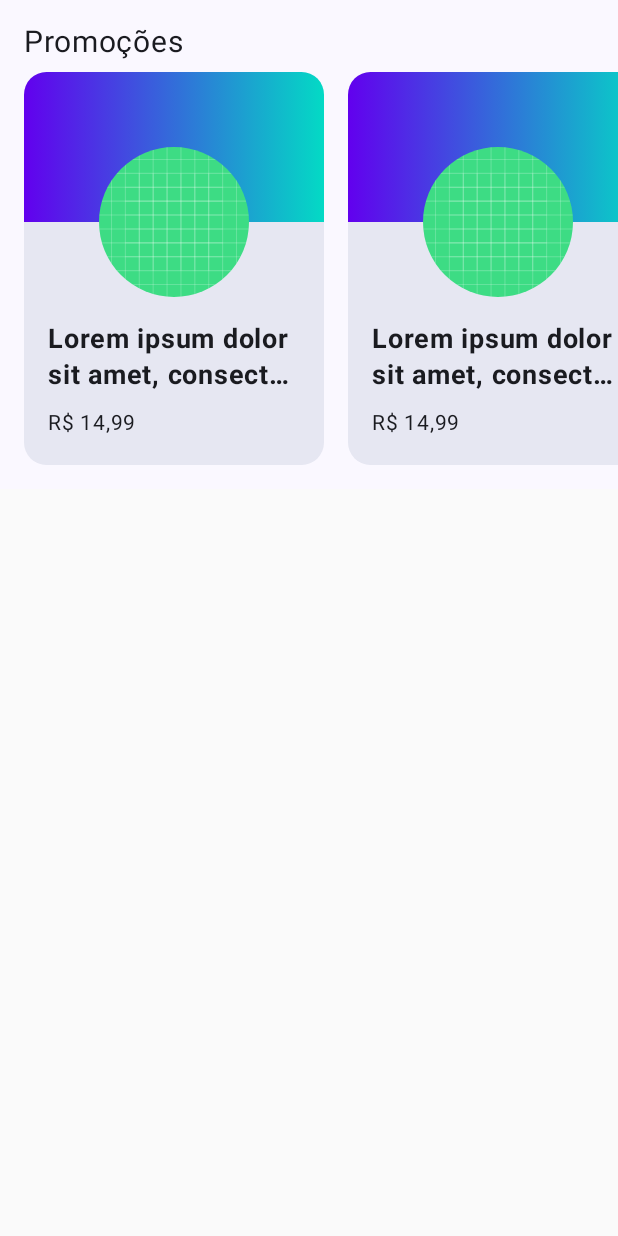
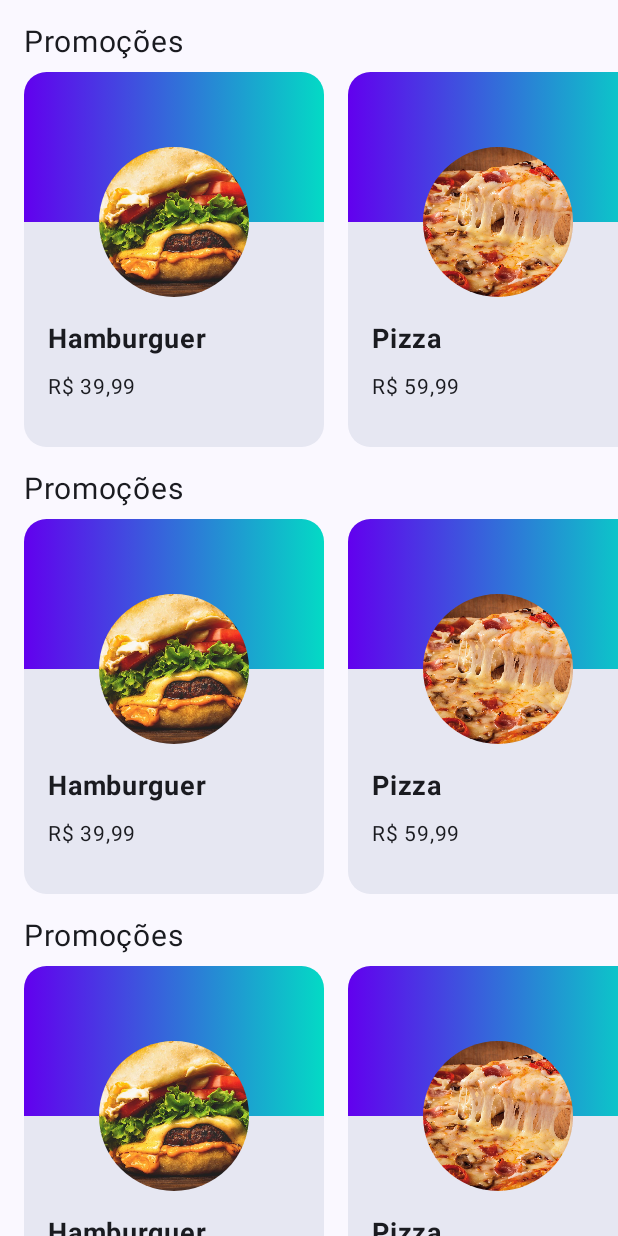
Before and after one commit to matheusfinamor1/JetpackCompose_CriandoUmAppAndroid, an Android app built with Jetpack Compose: the screen it shows after launch (MainActivity), on a phone screen of 412 x 824 dp. Run offline under Robolectric (Android 15) with nearby library versions, the phone set to English and light mode, and no system bars.

```diff
--- a/app/src/main/java/com/example/jetpackcompose_criandoumappandroid/MainActivity.kt
+++ b/app/src/main/java/com/example/jetpackcompose_criandoumappandroid/MainActivity.kt
@@ -11,6 +11,7 @@ import androidx.compose.foundation.layout.Box
 import androidx.compose.foundation.layout.Column
 import androidx.compose.foundation.layout.Row
 import androidx.compose.foundation.layout.Spacer
+import androidx.compose.foundation.layout.fillMaxSize
 import androidx.compose.foundation.layout.fillMaxWidth
 import androidx.compose.foundation.layout.height
 import androidx.compose.foundation.layout.heightIn
@@ -21,6 +22,7 @@ import androidx.compose.foundation.layout.width
 import androidx.compose.foundation.rememberScrollState
 import androidx.compose.foundation.shape.CircleShape
 import androidx.compose.foundation.shape.RoundedCornerShape
+import androidx.compose.foundation.verticalScroll
 import androidx.compose.material3.Surface
 import androidx.compose.material3.Text
 import androidx.compose.runtime.Composable
@@ -28,6 +30,7 @@ import androidx.compose.ui.Alignment.Companion.BottomCenter
 import androidx.compose.ui.Modifier
 import androidx.compose.ui.draw.clip
 import androidx.compose.ui.graphics.Brush
+import androidx.compose.ui.layout.ContentScale
 import androidx.compose.ui.res.painterResource
 import androidx.compose.ui.text.font.FontWeight
 import androidx.compose.ui.text.style.TextOverflow
@@ -35,18 +38,37 @@ import androidx.compose.ui.tooling.preview.Preview
 import androidx.compose.ui.tooling.preview.datasource.LoremIpsum
 import androidx.compose.ui.unit.dp
 import androidx.compose.ui.unit.sp
+import com.example.jetpackcompose_criandoumappandroid.extensions.toBrazilianCurrency
+import com.example.jetpackcompose_criandoumappandroid.model.Product
 import com.example.jetpackcompose_criandoumappandroid.ui.theme.JetpackCompose_CriandoUmAppAndroidTheme
 import com.example.jetpackcompose_criandoumappandroid.ui.theme.Purple500
 import com.example.jetpackcompose_criandoumappandroid.ui.theme.Teal200
+import java.math.BigDecimal
 
 class MainActivity : ComponentActivity() {
     override fun onCreate(savedInstanceState: Bundle?) {
         super.onCreate(savedInstanceState)
         setContent {
-            JetpackCompose_CriandoUmAppAndroidTheme {
-                Surface {
-                    ProductsSection()
-                }
+            App()
+        }
+    }
+}
+
+@Composable
+fun App() {
+    JetpackCompose_CriandoUmAppAndroidTheme {
+        Surface {
+            Column(
+                modifier = Modifier
+                    .fillMaxSize()
+                    .verticalScroll(rememberScrollState()),
+                verticalArrangement = Arrangement.spacedBy(16.dp)
+            ) {
+                Spacer(modifier = Modifier)
+                ProductsSection()
+                ProductsSection()
+                ProductsSection()
+                Spacer(modifier = Modifier)
             }
         }
     }
@@ -60,7 +82,6 @@ fun ProductsSection() {
             modifier = Modifier
                 .padding(
                     start = 16.dp,
-                    top = 16.dp,
                     end = 16.dp
                 ),
             fontSize = 20.sp,
@@ -69,24 +90,41 @@ fun ProductsSection() {
         Row(
             modifier = Modifier
                 .padding(
-                    top = 8.dp,
-                    bottom = 16.dp
+                    top = 8.dp
                 )
                 .fillMaxWidth()
                 .horizontalScroll(rememberScrollState()),
             horizontalArrangement = Arrangement.spacedBy(16.dp)
         ) {
             Spacer(Modifier)
-            ProductItem()
-            ProductItem()
-            ProductItem()
+            ProductItem(
+                Product(
+                    name = "Hamburguer",
+                    price = BigDecimal("39.99"),
+                    image = R.drawable.burguer
+                )
+            )
+            ProductItem(
+                Product(
+                    name = "Pizza",
+                    price = BigDecimal("59.99"),
+                    image = R.drawable.pizza
+                )
+            )
+            ProductItem(
+                Product(
+                    name = "Fritas",
+                    price = BigDecimal("29.99"),
+                    image = R.drawable.fries
+                )
+            )
             Spacer(Modifier)
         }
     }
 }
 
 @Composable
-fun ProductItem() {
+fun ProductItem(product: Product) {
     Surface(
         shape = RoundedCornerShape(15.dp),
         tonalElevation = 4.dp
@@ -110,13 +148,14 @@ fun ProductItem() {
                     .fillMaxWidth()
             ) {
                 Image(
-                    painter = painterResource(id = R.drawable.ic_launcher_background),
+                    painter = painterResource(id = product.image),
                     contentDescription = "Imagem do produto",
                     modifier = Modifier
                         .size(imageSize)
                         .offset(y = imageSize / 2)
                         .clip(shape = CircleShape)
-                        .align(BottomCenter)
+                        .align(BottomCenter),
+                    contentScale = ContentScale.Crop
                 )
             }
             Spacer(
@@ -125,14 +164,14 @@ fun ProductItem() {
             )
             Column(modifier = Modifier.padding(16.dp)) {
                 Text(
-                    text = LoremIpsum(50).values.first(),
+                    text = product.name,
                     fontSize = 18.sp,
                     fontWeight = FontWeight(700),
                     maxLines = 2,
                     overflow = TextOverflow.Ellipsis
                 )
                 Text(
-                    text = "R$ 14,99",
+                    text = product.price.toBrazilianCurrency(),
                     modifier = Modifier.padding(top = 8.dp),
                     fontSize = 14.sp,
                     fontWeight = FontWeight(400)
@@ -146,7 +185,13 @@ fun ProductItem() {
 @Preview(showBackground = true)
 @Composable
 private fun ProductItemPreview() {
-    ProductItem()
+    ProductItem(
+        Product(
+            name = LoremIpsum(50).values.first(),
+            price = BigDecimal("14.99"),
+            image = R.drawable.ic_launcher_background
+        )
+    )
 }
 
 @Preview(showBackground = true)
@@ -154,3 +199,9 @@ private fun ProductItemPreview() {
 fun ProductsSectionPreview() {
     ProductsSection()
 }
+
+@Preview(showSystemUi = true, showBackground = true)
+@Composable
+fun AppPreview() {
+    App()
+}
--- /dev/null
+++ b/app/src/main/java/com/example/jetpackcompose_criandoumappandroid/extensions/BigDecimalExtensions.kt
@@ -0,0 +1,10 @@
+package com.example.jetpackcompose_criandoumappandroid.extensions
+
+import java.math.BigDecimal
+import java.text.NumberFormat
+import java.util.Locale
+
+fun BigDecimal.toBrazilianCurrency(): String{
+    return NumberFormat.getCurrencyInstance(Locale("pt","br"))
+        .format(this)
+}
--- /dev/null
+++ b/app/src/main/java/com/example/jetpackcompose_criandoumappandroid/model/Product.kt
@@ -0,0 +1,10 @@
+package com.example.jetpackcompose_criandoumappandroid.model
+
+import androidx.annotation.DrawableRes
+import java.math.BigDecimal
+
+class Product(
+    val name: String,
+    val price: BigDecimal,
+    @DrawableRes val image: Int
+)
```
Also changed, not shown: app/src/main/res/drawable/burguer.jpg (added), app/src/main/res/drawable/fries.jpg (added), app/src/main/res/drawable/pizza.jpg (added), app/src/main/res/drawable/placeholder.png (added).
